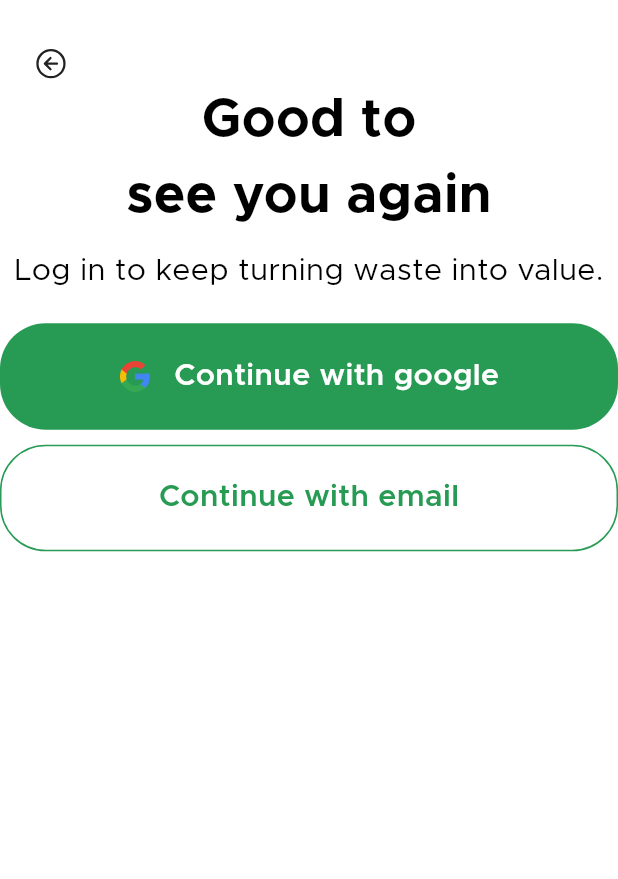
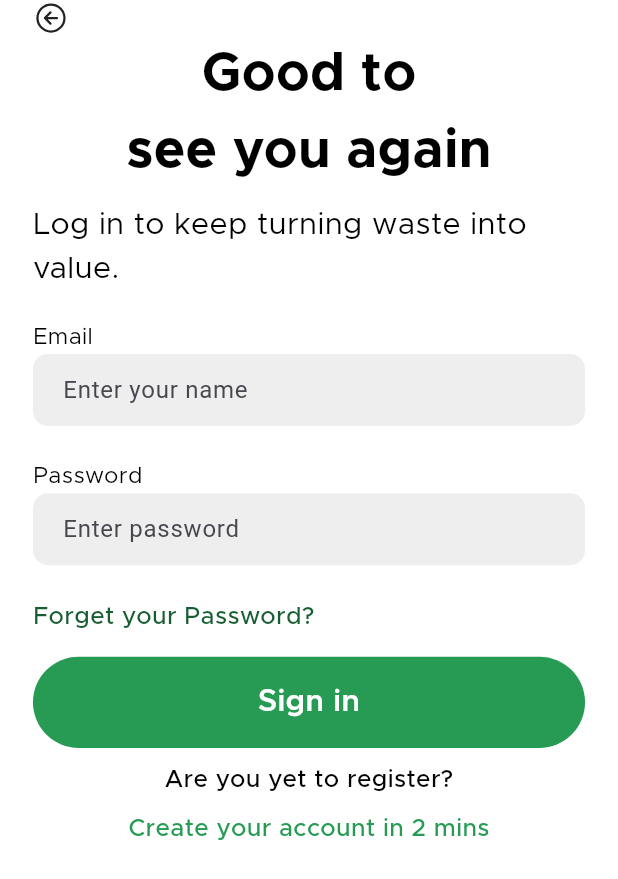
Before and after one commit to noyevate/trash2cash, a Flutter app: the LoginPage screen opened directly, after a tap on "Continue with email", on a phone screen of 412 x 824 dp. Shown: the top 879 px of the screen. Run offline on Flutter 3.47's test engine with Material 3 defaults, Android fonts, the phone set to English and light mode, and no system bars; our stand-ins replace email_validator, flutter_screenutil, ionicons.

Commit message:
(Forgot Password): Reset password UI

```diff
--- a/lib/constants/color_extension.dart
+++ b/lib/constants/color_extension.dart
@@ -4,6 +4,7 @@ import 'package:flutter/material.dart';
 
 class Tcolor {
   static Color get PrimaryGreen => const Color(0xff279B54);
+  static Color get SecondaryGreen => const Color(0xff175D32);
   static Color get PrimaryYellow => const Color(0xffFCCC3E);
   static Color get BorderColor => const Color(0xffD9D9D9);
 
--- a/lib/features/Auth/presentation/pages/login_page.dart
+++ b/lib/features/Auth/presentation/pages/login_page.dart
@@ -4,6 +4,7 @@ import 'package:ionicons/ionicons.dart';
 import 'package:trash2cash/constants/color_extension.dart';
 import 'package:trash2cash/constants/r_text.dart';
 import 'package:trash2cash/constants/space_exs.dart';
+import 'package:trash2cash/features/Auth/presentation/pages/login_with_mail.dart';
 
 class LoginPage extends StatefulWidget {
   const LoginPage({super.key});
@@ -62,7 +63,9 @@ class _LoginPageState extends State<LoginPage> {
 
             20.l,
 
-            GestureDetector(
+            Padding(
+              padding: EdgeInsets.only(left: 20.w, right: 20.w),
+              child: GestureDetector(
                 onTap: () {
                   // Navigator.push(
                   //   context,
@@ -71,7 +74,7 @@ class _LoginPageState extends State<LoginPage> {
                   // );
                 },
                 child: Container(
-                height: 70.h,
+                  height: 60.h,
                   width: double.infinity,
                   decoration: BoxDecoration(
                       color: Tcolor.PrimaryGreen,
@@ -98,19 +101,22 @@ class _LoginPageState extends State<LoginPage> {
                   ),
                 ),
               ),
+            ),
 
             10.l,
 
-            GestureDetector(
+            Padding(
+              padding: EdgeInsets.only(left: 20.w, right: 20.w),
+              child: GestureDetector(
                 onTap: () {
-                // Navigator.push(
-                //   context,
-                //   MaterialPageRoute(
-                //       builder: (BuildContext context) => RegisterPage()),
-                // );
+                  Navigator.push(
+                    context,
+                    MaterialPageRoute(
+                        builder: (BuildContext context) => LoginWithMail()),
+                  );
                 },
                 child: Container(
-                height: 70.h,
+                  height: 60.h,
                   width: double.infinity,
                   decoration: BoxDecoration(
                       border: Border.all(color: Tcolor.PrimaryGreen,),
@@ -126,6 +132,7 @@ class _LoginPageState extends State<LoginPage> {
                   ),
                 ),
               ),
+            ),
         ],
       ),
     );
--- a/lib/features/Auth/presentation/pages/login_with_mail.dart
+++ b/lib/features/Auth/presentation/pages/login_with_mail.dart
@@ -0,0 +1,183 @@
+import 'package:email_validator/email_validator.dart';
+import 'package:flutter/material.dart';
+import 'package:flutter_screenutil/flutter_screenutil.dart';
+import 'package:ionicons/ionicons.dart';
+import 'package:trash2cash/constants/color_extension.dart';
+import 'package:trash2cash/constants/custom_form.dart';
+import 'package:trash2cash/constants/r_text.dart';
+import 'package:trash2cash/constants/space_exs.dart';
+import 'package:trash2cash/features/Auth/presentation/pages/forgot_password.dart';
+import 'package:trash2cash/features/Auth/presentation/pages/register_page.dart';
+
+class LoginWithMail extends StatelessWidget {
+  const LoginWithMail({super.key});
+
+  @override
+  Widget build(BuildContext context) {
+    // ignore: prefer_final_fields
+    // bool _passwordVisible = false;
+    final TextEditingController emailTextEditingController =
+        TextEditingController();
+    final TextEditingController passwordTextEditingController =
+        TextEditingController();
+    return Scaffold(
+      backgroundColor: Colors.white,
+      body: Padding(
+        padding: EdgeInsets.only(left: 20.w, right: 20.w),
+        child: SafeArea(
+          child: Column(
+            crossAxisAlignment: CrossAxisAlignment.start,
+            children: [
+
+              GestureDetector(
+                onTap: () {
+                  Navigator.pop(context);
+                },
+                child: Icon(Ionicons.arrow_back_circle_outline),
+              ),
+              Center(
+                child: Column(
+                  children: [
+                    RText(
+                        title: "Good to",
+                        style: TextStyle(
+                            color: Colors.black,
+                            fontSize: 35.sp,
+                            fontWeight: FontWeight.bold)),
+                    RText(
+                        title: "see you again",
+                        style: TextStyle(
+                            color: Colors.black,
+                            fontSize: 35.sp,
+                            fontWeight: FontWeight.bold)),
+                  ],
+                ),
+              ),
+              10.l,
+              Center(
+                child: RText(
+                    title: "Log in to keep turning waste into value.",
+                    style: TextStyle(
+                        color: Colors.black,
+                        fontSize: 20.sp,
+                        fontWeight: FontWeight.w400)),
+              ),
+              20.l,
+              RText(
+                  title: "Email",
+                  style: TextStyle(color: Colors.black, fontSize: 15.sp)),
+              CustomForm(
+                darkTheme: false,
+                prefixIcon: null,
+                hintText: "Enter your name",
+                controller: emailTextEditingController,
+                validator: (text) {
+                  if (text == null || text.isEmpty) {
+                    return "email can\'t be empty";
+                  }
+                  if (text.length < 2) {
+                    return "Please enter a valid email";
+                  }
+                  if (EmailValidator.validate(text) == true) {
+                    return null;
+                  }
+                  if (text.length > 50) {
+                    return "email can\'t be more than 50 characters";
+                  }
+                  return null;
+                },
+              ),
+              10.l,
+              RText(
+                  title: "Password",
+                  style: TextStyle(color: Colors.black, fontSize: 15.sp)),
+              CustomForm(
+                darkTheme: false,
+                prefixIcon: null,
+                hintText: "Enter password",
+                controller: passwordTextEditingController,
+                // obscureText: !_passwordVisible,
+                // suffixIcon: IconButton(
+                //   onPressed: () {
+                //     setState(() {
+                //       _passwordVisible = !_passwordVisible;
+                //     });
+                //   },
+                //   icon: Icon(
+                //     _passwordVisible ? Icons.visibility : Icons.visibility_off,
+                //     color: Colors.grey,
+                //   ),
+                // ),
+              ),
+              10.l,
+              GestureDetector(
+                onTap: () {
+                  Navigator.push(context,
+                      MaterialPageRoute(builder: (context) => ForgotPassword()));
+                },
+                child: RText(
+                    title: "Forget your Password?",
+                    style: TextStyle(
+                        color: Tcolor.SecondaryGreen,
+                        fontSize: 16.sp,
+                        fontWeight: FontWeight.w500)),
+              ),
+              15.l,
+              GestureDetector(
+                onTap: () {
+                  // Navigator.push(
+                  //   context,
+                  //   MaterialPageRoute(
+                  //       builder: (BuildContext context) => RegisterPage()),
+                  // );
+
+                  print(passwordTextEditingController.text);
+                },
+                child: Container(
+                  height: 60.h,
+                  width: double.infinity,
+                  decoration: BoxDecoration(
+                      color: Tcolor.PrimaryGreen,
+                      borderRadius: BorderRadius.circular(30.r)),
+                  child: Center(
+                    child: RText(
+                      title: "Sign in",
+                      style: TextStyle(
+                          fontSize: 20.sp,
+                          color: Colors.white,
+                          fontWeight: FontWeight.w600),
+                    ),
+                  ),
+                ),
+              ),
+              10.l,
+              Center(
+                child: RText(
+                    title: "Are you yet to register?",
+                    style: TextStyle(
+                        color: Colors.black,
+                        fontSize: 16.sp,
+                        fontWeight: FontWeight.w500)),
+              ),
+              10.l,
+              Center(
+                child: GestureDetector(
+                  onTap: () {
+                    Navigator.push(context,
+                        MaterialPageRoute(builder: (context) => RegisterPage()));
+                  },
+                  child: RText(
+                      title: "Create your account in 2 mins",
+                      style: TextStyle(
+                          color: Tcolor.PrimaryGreen,
+                          fontSize: 16.sp,
+                          fontWeight: FontWeight.w500)),
+                ),
+              ),
+            ],
+          ),
+        ),
+      ),
+    );
+  }
+}
--- a/lib/features/Auth/presentation/pages/register_page.dart
+++ b/lib/features/Auth/presentation/pages/register_page.dart
@@ -16,6 +16,7 @@ class RegisterPage extends StatefulWidget {
 }
 
 class _RegisterPageState extends State<RegisterPage> {
+  // ignore: prefer_final_fields
   bool _passwordVisible = false;
 
   @override
--- a/lib/features/onboarding/presentation/pages/auth_selection.dart
+++ b/lib/features/onboarding/presentation/pages/auth_selection.dart
@@ -48,7 +48,7 @@ class AuthSelection extends StatelessWidget {
               padding: EdgeInsets.only(left: 20.w, right: 20.w),
               child: GestureDetector(
                 onTap: () {
-                  Navigator.pushReplacement(
+                  Navigator.push(
                     context,
                     MaterialPageRoute(
                         builder: (BuildContext context) => RegisterPage()),
@@ -75,7 +75,7 @@ class AuthSelection extends StatelessWidget {
               padding: EdgeInsets.only(left: 20.w, right: 20.w),
               child: GestureDetector(
                 onTap: () {
-                  Navigator.pushReplacement(
+                  Navigator.push(
                   context,
                   MaterialPageRoute(
                       builder: (BuildContext context) => LoginPage()));
```
Also changed, not shown: lib/features/Auth/presentation/pages/forgot_password.dart (added, +125 -0 lines). Lines whose indentation alone changed are shown as unchanged.
